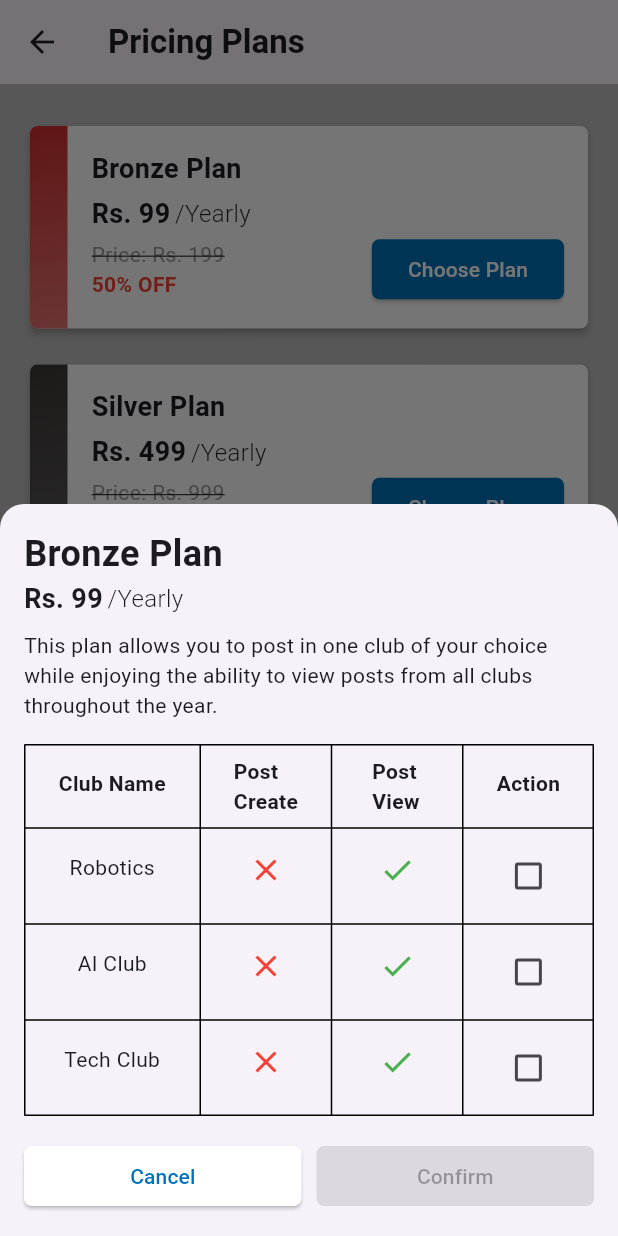
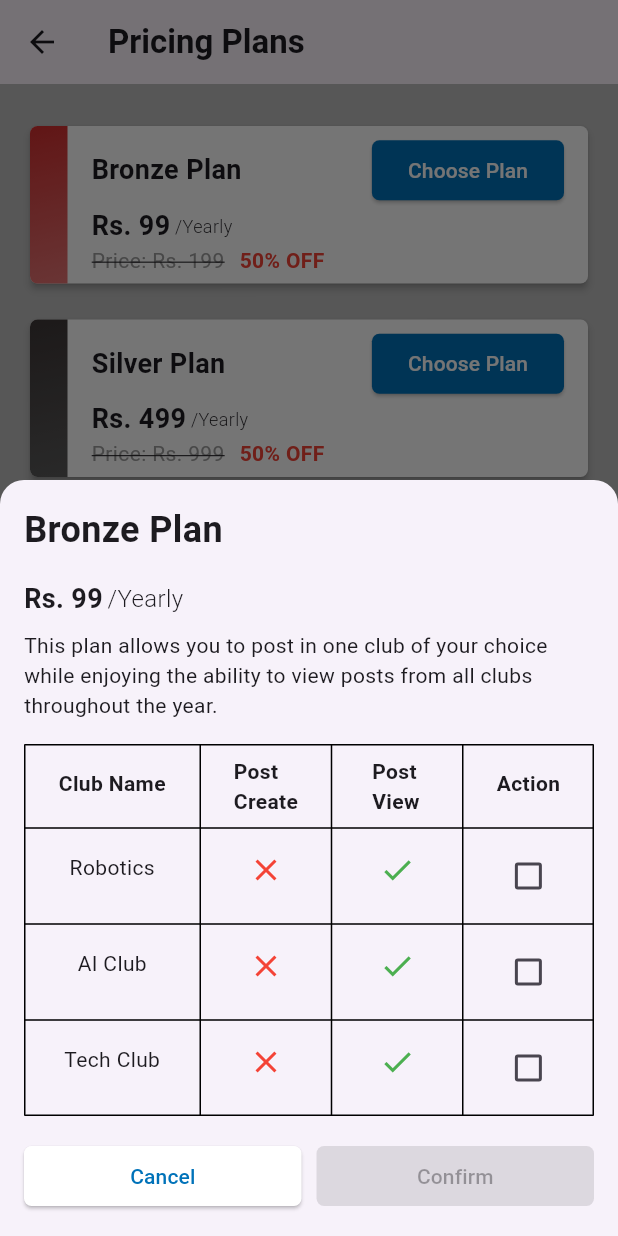
Before and after one commit to ukmurali/otomatiksclub_frontend, a Flutter app: the PricePlanPage screen opened directly, after a tap on "Choose Plan", on a phone screen of 412 x 824 dp. Run offline on Flutter 3.47's test engine with Material 3 defaults, Android fonts, the phone set to English and light mode, and no system bars; our stand-ins replace carousel_slider, connectivity, file_picker, flutter_cache_manager, google_fonts, image_picker and 6 more; missing offline and left inert: dart:html, dart:ui_web, flutter_share; accounts and stored records are empty.

Commit message:
Plan Price UI changes

```diff
--- a/lib/screens/plan_page.dart
+++ b/lib/screens/plan_page.dart
@@ -49,7 +49,7 @@ class _PricePlanPageState extends State<PricePlanPage> {
       'discount': '60%',
       'price': 'Rs. 1499',
       'discountPrice': 'Rs. 599',
-      'planMode': 'Life Time',
+      'planMode': 'LifeTime',
       'color': LinearGradient(
         colors: [Colors.amber.shade700, Colors.amber.shade200],
         begin: Alignment.topLeft,
@@ -63,9 +63,23 @@ class _PricePlanPageState extends State<PricePlanPage> {
       'discount': '60%',
       'price': 'Rs. 2499',
       'discountPrice': 'Rs. 999',
-      'planMode': 'Life Time',
+      'planMode': 'LifeTime',
       'color': LinearGradient(
         colors: [Colors.purple.shade700, Colors.purple.shade300],
+        begin: Alignment.topLeft,
+        end: Alignment.bottomRight,
+      ),
+      'isDefault': false,
+    },
+    {
+      'name': 'Custom Plan',
+      'description': 'This custom plan lets you select your clubs for posting while enjoying unlimited access to view all club posts, available annually or for a lifetime.',
+      'discount': '',
+      'price': '',
+      'discountPrice': 'Rs. 0',
+      'planMode': 'LifeTime',
+      'color': LinearGradient(
+        colors: [Colors.green.shade700, Colors.green.shade300],
         begin: Alignment.topLeft,
         end: Alignment.bottomRight,
       ),
--- a/lib/widgets/bottom_sheet.dart
+++ b/lib/widgets/bottom_sheet.dart
@@ -16,6 +16,8 @@ class _BottomSheetContentState extends State<BottomSheetContent> {
     {"clubName": "AI Club", "postCreate": false, "checked": false},
     {"clubName": "Tech Club", "postCreate": false, "checked": false},
   ];
+
+  int _selectedPlanModeIndex = 0; // 0 for Yearly, 1 for Lifetime
 
   @override
   void initState() {
@@ -60,13 +62,42 @@ class _BottomSheetContentState extends State<BottomSheetContent> {
       padding: const EdgeInsets.all(16.0),
       child: Column(
         mainAxisSize: MainAxisSize.min,
-        crossAxisAlignment:
-            CrossAxisAlignment.stretch, // Ensures full width for the children
+        crossAxisAlignment: CrossAxisAlignment.stretch,
         children: [
           Text(
             widget.plan['name'],
             style: const TextStyle(fontSize: 24, fontWeight: FontWeight.bold),
           ),
+          const SizedBox(height: 8),
+          widget.plan['name'] == 'Custom Plan' ?
+          ToggleButtons(
+            isSelected: [
+              _selectedPlanModeIndex == 0,
+              _selectedPlanModeIndex == 1
+            ],
+            onPressed: (int index) {
+              setState(() {
+                _selectedPlanModeIndex = index;
+              });
+            },
+            borderRadius: BorderRadius.circular(8),
+            fillColor: AppColors.primaryColor,
+            selectedColor: AppColors.textColor,
+            color: Colors.black,
+            constraints: const BoxConstraints(minHeight: 36),
+            children: const [
+              Padding(
+                padding: EdgeInsets.symmetric(horizontal: 16.0),
+                child: Text('Yearly'),
+              ),
+              Padding(
+                padding: EdgeInsets.symmetric(horizontal: 16.0),
+                child: Text('Lifetime'),
+              ),
+            ],
+          )
+          :  const SizedBox(),
+          const SizedBox(height: 8),
           Row(
             children: [
               Text(
@@ -78,7 +109,7 @@ class _BottomSheetContentState extends State<BottomSheetContent> {
               ),
               const SizedBox(width: 3),
               Text(
-                '/${widget.plan['planMode']}',
+                _selectedPlanModeIndex == 0 ? '/Yearly' : '/Lifetime',
                 style: const TextStyle(
                   fontWeight: FontWeight.w300,
                   fontSize: 16,
@@ -142,8 +173,8 @@ class _BottomSheetContentState extends State<BottomSheetContent> {
                 return TableRow(
                   children: [
                     Padding(
-                      padding: const EdgeInsets.all(16.0),
-                      child: Center(child: Text(data["clubName"]))),
+                        padding: const EdgeInsets.all(16.0),
+                        child: Center(child: Text(data["clubName"]))),
                     Padding(
                       padding: const EdgeInsets.all(16.0),
                       child: Center(
@@ -218,10 +249,9 @@ class _BottomSheetContentState extends State<BottomSheetContent> {
                   ),
                   onPressed: _isAnyClubSelected()
                       ? () {
-                          // Perform the confirmation action
                           Navigator.pop(context);
                         }
-                      : null, // Disabled if no club is selected
+                      : null,
                   child: const Text('Confirm'),
                 ),
               ),
--- a/lib/widgets/price_plan_card.dart
+++ b/lib/widgets/price_plan_card.dart
@@ -37,7 +37,7 @@ class PlanCard extends StatelessWidget {
           children: [
             Container(
               width: 25,
-              height: 135,
+              height: 105,
               decoration: BoxDecoration(
                 gradient: color,
                 borderRadius: const BorderRadius.only(
@@ -52,54 +52,15 @@ class PlanCard extends StatelessWidget {
                 child: Column(
                   crossAxisAlignment: CrossAxisAlignment.start,
                   children: [
-                    Text(
-                      name,
-                      style: const TextStyle(
-                        fontSize: 18,
-                        fontWeight: FontWeight.bold,
-                      ),
-                    ),
-                    const SizedBox(height: 4),
-                    Row(
-                      children: [
-                        Text(
-                          discountPrice,
-                          style: const TextStyle(
-                            fontWeight: FontWeight.bold,
-                            fontSize: 18,
-                          ),
-                        ),
-                        const SizedBox(width: 3),
-                        Text(
-                          '/$planMode',
-                          style: const TextStyle(
-                            fontWeight: FontWeight.w300,
-                            fontSize: 16,
-                          ),
-                        ),
-                      ],
-                    ),
                     Row(
                       children: [
                         Expanded(
-                          child: Column(
-                            crossAxisAlignment: CrossAxisAlignment.start,
-                            children: [
-                              Text(
-                                'Price: $price',
-                                style: const TextStyle(
-                                  decoration: TextDecoration.lineThrough,
-                                  color: Colors.grey,
-                                ),
-                              ),
-                              Text(
-                                '$discount OFF',
-                                style: const TextStyle(
-                                  color: Colors.red,
-                                  fontWeight: FontWeight.bold,
-                                ),
-                              ),
-                            ],
+                          child: Text(
+                            name,
+                            style: const TextStyle(
+                              fontSize: 18,
+                              fontWeight: FontWeight.bold,
+                            ),
                           ),
                         ),
                         ElevatedButton(
@@ -115,6 +76,54 @@ class PlanCard extends StatelessWidget {
                         ),
                       ],
                     ),
+                    if (name != 'Custom Plan')
+                      Row(
+                        children: [
+                          Text(
+                            discountPrice,
+                            style: const TextStyle(
+                              fontWeight: FontWeight.bold,
+                              fontSize: 18,
+                            ),
+                          ),
+                          const SizedBox(width: 3),
+                          if (name != 'Custom Plan')
+                            Text(
+                              '/$planMode',
+                              style: const TextStyle(
+                                fontWeight: FontWeight.w300,
+                                fontSize: 12,
+                              ),
+                            ),
+                        ],
+                      )
+                    else
+                      Text(
+                        description,
+                        style: const TextStyle(
+                          fontSize: 14,
+                        ),
+                      ),
+                    if (name != 'Custom Plan')
+                      Row(
+                        children: [
+                          Text(
+                            'Price: $price',
+                            style: const TextStyle(
+                              decoration: TextDecoration.lineThrough,
+                              color: Colors.grey,
+                            ),
+                          ),
+                          const SizedBox(width: 10),
+                          Text(
+                            '$discount OFF',
+                            style: const TextStyle(
+                              color: Colors.red,
+                              fontWeight: FontWeight.bold,
+                            ),
+                          ),
+                        ],
+                      ),
                   ],
                 ),
               ),
```
